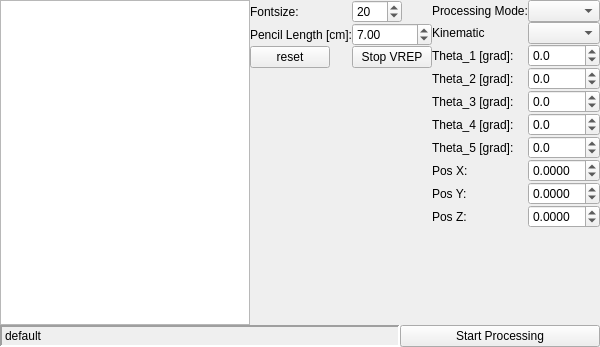
Qt form workspace/src/youbot_rw_rqt_gui/resource/YouBotGui_widget.ui (Black-Devil/YouBot_RW) before a commit.
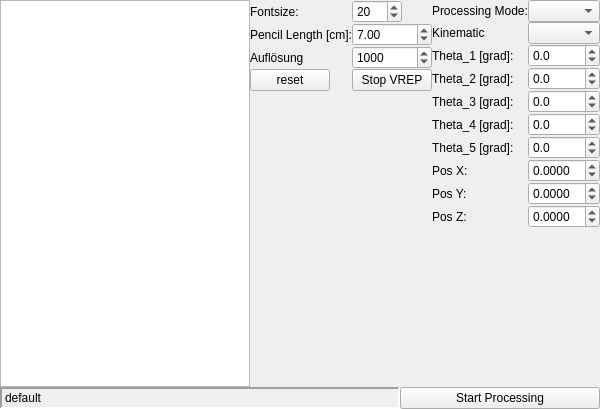
The same form after that commit.

The edit to the form file:
```diff
--- a/workspace/src/youbot_rw_rqt_gui/resource/YouBotGui_widget.ui
+++ b/workspace/src/youbot_rw_rqt_gui/resource/YouBotGui_widget.ui
@@ -7,7 +7,7 @@
     <x>0</x>
     <y>0</y>
     <width>600</width>
-    <height>347</height>
+    <height>409</height>
    </rect>
   </property>
   <property name="maximumSize">
@@ -99,13 +99,33 @@
         </widget>
        </item>
        <item row="2" column="0">
+        <widget class="QLabel" name="label_2">
+         <property name="text">
+          <string>Auflösung</string>
+         </property>
+        </widget>
+       </item>
+       <item row="2" column="1">
+        <widget class="QSpinBox" name="res_spinBox">
+         <property name="minimum">
+          <number>100</number>
+         </property>
+         <property name="maximum">
+          <number>5000</number>
+         </property>
+         <property name="value">
+          <number>1000</number>
+         </property>
+        </widget>
+       </item>
+       <item row="3" column="0">
         <widget class="QPushButton" name="resetButton">
          <property name="text">
           <string>reset</string>
          </property>
         </widget>
        </item>
-       <item row="2" column="1">
+       <item row="3" column="1">
         <widget class="QPushButton" name="stopButton">
          <property name="text">
           <string>Stop VREP</string>
```
Left out of the diff: 44 changed lines with no effect on the pictures.
